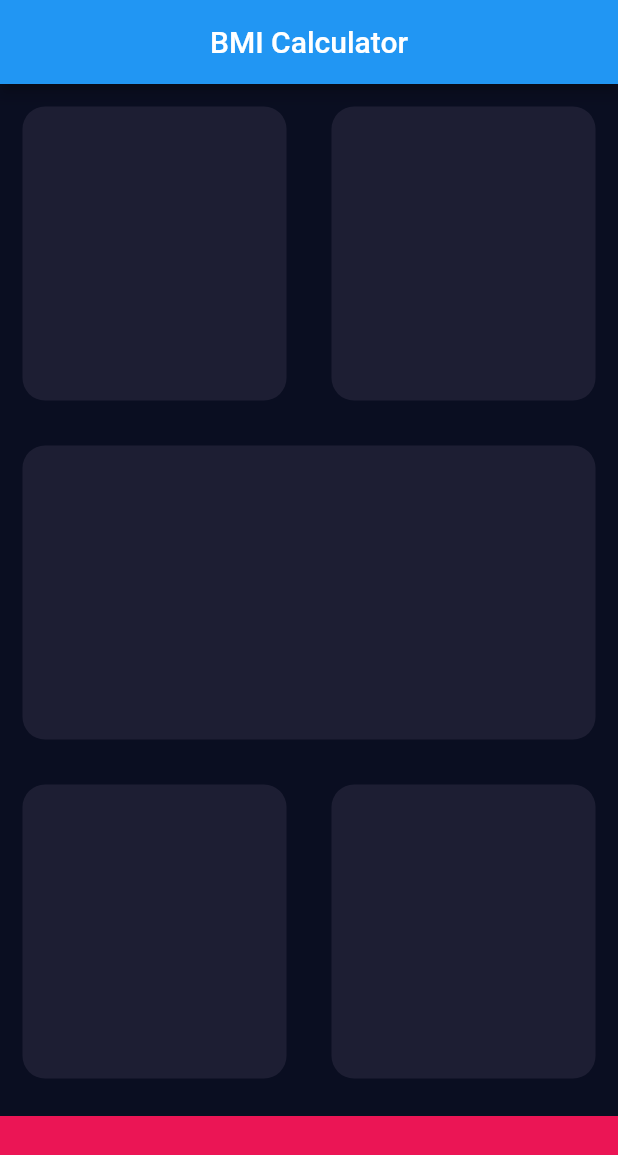
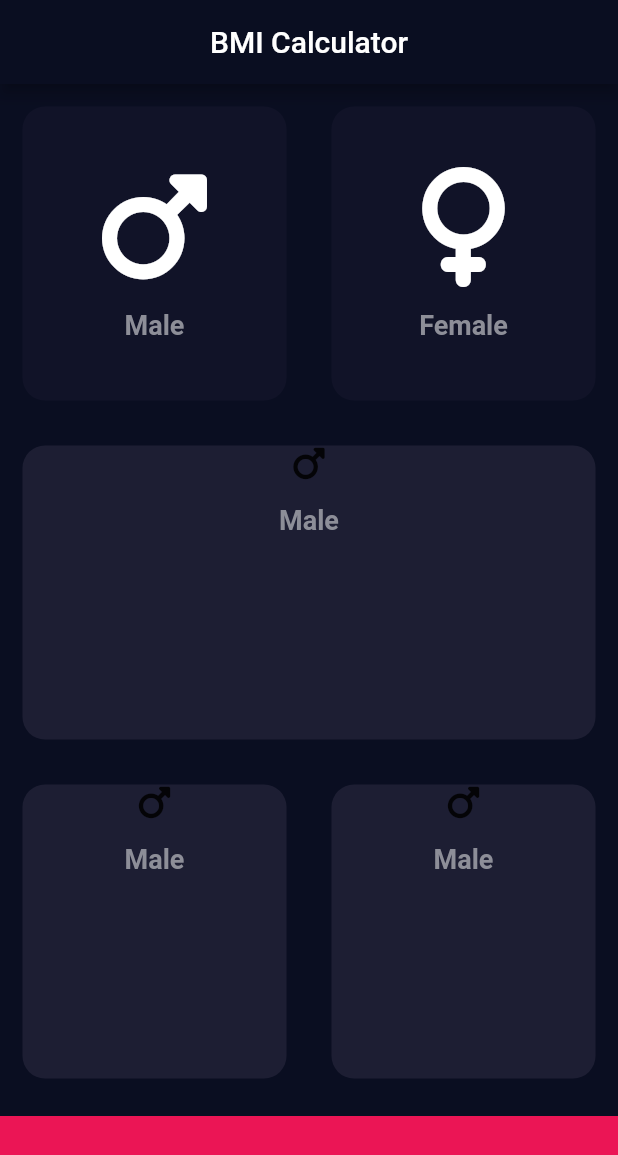
Before and after one commit to Ahmad-Sheikh/bmi_calculator_flutter, a Flutter app: the screen it shows after launch, on a phone screen of 412 x 824 dp. Shown: the top 1155 px of the screen. Run offline on Flutter 3.47's test engine with Material 2 defaults, Android fonts, the phone set to English and light mode, and no system bars; our stand-ins replace font_awesome_flutter.

Commit message:
Second Commit

```diff
--- /dev/null
+++ b/lib/container_content_widget.dart
@@ -0,0 +1,33 @@
+import 'package:flutter/material.dart';
+
+const textColor = Color(0xff8D8E98);
+
+class ContainerContentWidget extends StatelessWidget {
+  ContainerContentWidget({required this.icon, required this.label});
+  final IconData icon;
+  final String label;
+  @override
+  Widget build(BuildContext context) {
+    return Column(
+      mainAxisAlignment: MainAxisAlignment.center,
+      children: [
+        Icon(
+          icon,
+          size: 80.0,
+          color: Colors.white,
+        ),
+        const SizedBox(
+          height: 15,
+        ),
+        Text(
+          label,
+          style: const TextStyle(
+            fontSize: 18.0,
+            fontWeight: FontWeight.bold,
+            color: textColor,
+          ),
+        )
+      ],
+    );
+  }
+}
--- a/lib/container_widget.dart
+++ b/lib/container_widget.dart
@@ -1,8 +1,9 @@
 import 'package:flutter/material.dart';
 
 class ContainerWidget extends StatelessWidget {
-  const ContainerWidget({required this.myColor});
+  const ContainerWidget({required this.myColor, required this.containerChild});
   final Color myColor;
+  final Widget containerChild;
   @override
   Widget build(BuildContext context) {
     return Container(
@@ -11,6 +12,7 @@ class ContainerWidget extends StatelessWidget {
         borderRadius: BorderRadius.circular(15),
         color: myColor,
       ),
+      child: containerChild,
     );
   }
 }
--- a/lib/home.dart
+++ b/lib/home.dart
@@ -1,9 +1,12 @@
 import 'package:flutter/material.dart';
+import 'package:font_awesome_flutter/font_awesome_flutter.dart';
 import 'container_widget.dart';
+import 'container_content_widget.dart';
 
 const bottomContainerHeight = 80.0;
 const bottomContainerColor = Color(0xffEB1555);
 const activeCardColor = Color(0xff1D1E33);
+const inactiveCardColor = Color(0xff111328);
 
 class Home extends StatefulWidget {
   const Home({Key? key}) : super(key: key);
@@ -13,10 +16,32 @@ class Home extends StatefulWidget {
 }
 
 class _HomeState extends State<Home> {
+  Color maleCardColor = inactiveCardColor;
+  Color femaleCardColor = inactiveCardColor;
+  void updateColor(int gender) {
+    if (gender == 1) {
+      if (maleCardColor == inactiveCardColor) {
+        maleCardColor = activeCardColor;
+        femaleCardColor = inactiveCardColor;
+      } else {
+        maleCardColor = inactiveCardColor;
+      }
+    }
+    if (gender == 2) {
+      if (femaleCardColor == inactiveCardColor) {
+        femaleCardColor = activeCardColor;
+        maleCardColor = inactiveCardColor;
+      } else {
+        femaleCardColor = inactiveCardColor;
+      }
+    }
+  }
+
   @override
   Widget build(BuildContext context) {
     return Scaffold(
       appBar: AppBar(
+        backgroundColor: Color(0xff0A0E21),
         title: const Text("BMI Calculator"),
         centerTitle: true,
       ),
@@ -24,27 +49,109 @@ class _HomeState extends State<Home> {
         children: [
           Expanded(
             child: Row(
-              children: const [
+              children: [
                 Expanded(
-                  child: ContainerWidget(myColor: activeCardColor),
+                  child: GestureDetector(
+                    onTap: () {
+                      setState(() {
+                        updateColor(1);
+                      });
+                    },
+                    child: ContainerWidget(
+                      myColor: maleCardColor,
+                      containerChild: ContainerContentWidget(
+                          icon: FontAwesomeIcons.mars, label: "Male"),
+                    ),
+                  ),
                 ),
                 Expanded(
-                  child: ContainerWidget(myColor: activeCardColor),
+                  child: GestureDetector(
+                    onTap: () {
+                      setState(() {
+                        updateColor(2);
+                      });
+                    },
+                    child: ContainerWidget(
+                      myColor: femaleCardColor,
+                      containerChild: ContainerContentWidget(
+                          icon: FontAwesomeIcons.venus, label: "Female"),
+                    ),
+                  ),
                 ),
               ],
             ),
           ),
-          const Expanded(
-            child: ContainerWidget(myColor: activeCardColor),
+          Expanded(
+            child: Row(
+              children: [
+                Expanded(
+                  child: ContainerWidget(
+                    myColor: activeCardColor,
+                    containerChild: Column(
+                      children: const [
+                        Icon(FontAwesomeIcons.mars),
+                        SizedBox(
+                          height: 15,
+                        ),
+                        Text(
+                          'Male',
+                          style: TextStyle(
+                            fontSize: 18.0,
+                            fontWeight: FontWeight.bold,
+                            color: textColor,
+                          ),
+                        )
+                      ],
+                    ),
+                  ),
+                ),
+              ],
+            ),
           ),
           Expanded(
             child: Row(
-              children: const [
+              children: [
                 Expanded(
-                  child: ContainerWidget(myColor: activeCardColor),
+                  child: ContainerWidget(
+                    myColor: activeCardColor,
+                    containerChild: Column(
+                      children: const [
+                        Icon(FontAwesomeIcons.mars),
+                        SizedBox(
+                          height: 15,
+                        ),
+                        Text(
+                          'Male',
+                          style: TextStyle(
+                            fontSize: 18.0,
+                            fontWeight: FontWeight.bold,
+                            color: textColor,
+                          ),
+                        )
+                      ],
+                    ),
+                  ),
                 ),
                 Expanded(
-                  child: ContainerWidget(myColor: activeCardColor),
+                  child: ContainerWidget(
+                    myColor: activeCardColor,
+                    containerChild: Column(
+                      children: const [
+                        Icon(FontAwesomeIcons.mars),
+                        SizedBox(
+                          height: 15,
+                        ),
+                        Text(
+                          'Male',
+                          style: TextStyle(
+                            fontSize: 18.0,
+                            fontWeight: FontWeight.bold,
+                            color: textColor,
+                          ),
+                        )
+                      ],
+                    ),
+                  ),
                 ),
               ],
             ),
--- a/lib/main.dart
+++ b/lib/main.dart
@@ -16,7 +16,7 @@ class MyApp extends StatelessWidget {
       debugShowCheckedModeBanner: false,
       theme: ThemeData(
         primaryColor: Color(0xff0A0E21),
-        scaffoldBackgroundColor: Color(0xff0A0E21),
+        scaffoldBackgroundColor: const Color(0xff0A0E21),
         textTheme: TextTheme(
           bodyText1: TextStyle(
             color: Colors.white,
--- a/pubspec.yaml
+++ b/pubspec.yaml
@@ -34,6 +34,7 @@ dependencies:
   # The following adds the Cupertino Icons font to your application.
   # Use with the CupertinoIcons class for iOS style icons.
   cupertino_icons: ^1.0.2
+  font_awesome_flutter: ^10.2.1
 
 dev_dependencies:
   flutter_test:
```
Also changed, not shown: pubspec.lock.
